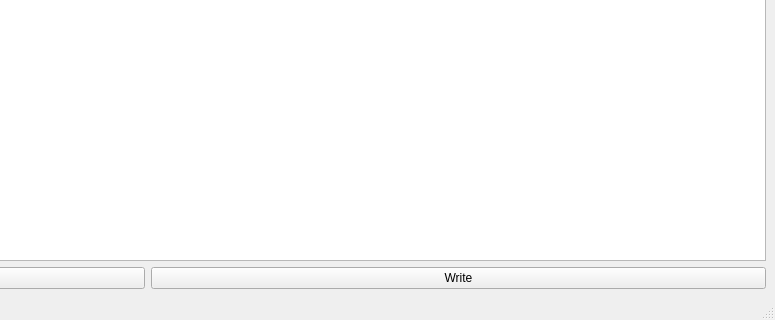
linuslau/autoallegro, file main_ui.ui: the form before one commit; both pictures show x 480 to 1255 and y 388 to 708 of the 1255 by 708 pixel window.
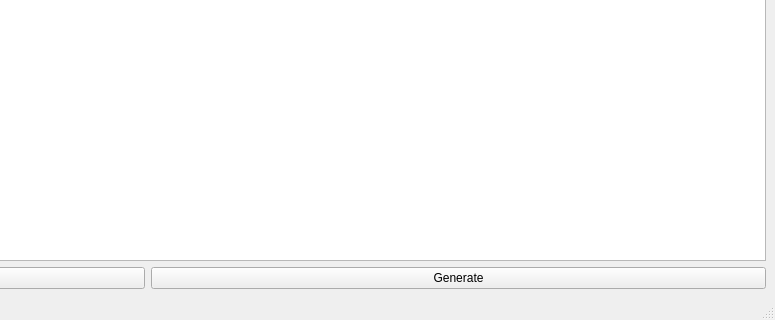
The form after the commit.

```diff
--- a/main_ui.ui
+++ b/main_ui.ui
@@ -43,7 +43,7 @@
        </sizepolicy>
       </property>
       <property name="text">
-       <string>Write</string>
+       <string>Generate</string>
       </property>
      </widget>
     </item>
```
